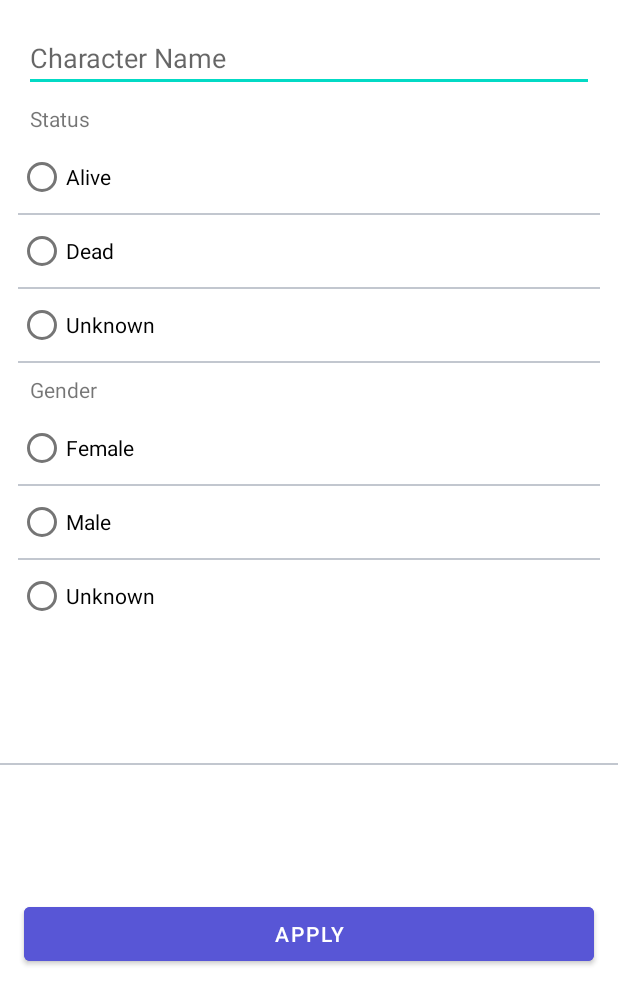
After one commit to UlanAshirov/Ricks, an Android app: the layout filter.xml on its own in the app's theme, with its tools: preview values and no code run, on a phone screen of 412 x 824 dp. The commit adds this screen. Shown: the top 1005 px of the screen. Run offline under Robolectric (Android 15) with nearby library versions, the phone set to English and light mode, and no system bars.

Commit message:
second commit

```diff
--- a/features/main/build.gradle.kts
+++ b/features/main/build.gradle.kts
@@ -31,6 +31,9 @@ android {
     kotlinOptions {
         jvmTarget = Config.jvmTarget
     }
+    buildFeatures {
+        viewBinding = true
+    }
 }
 
 dependencies {
@@ -39,6 +42,7 @@ dependencies {
     implementation(Dependencies.UI.appCompat)
     implementation(Dependencies.UI.material)
     testImplementation(Dependencies.Test.jUnit)
+    implementation(Dependencies.UI.constraint)
     androidTestImplementation(Dependencies.Test.androidJUnit)
     androidTestImplementation(Dependencies.Test.espresso)
 
--- a/features/main/src/main/java/com/example/main/characters/CharacterViewModel.kt
+++ b/features/main/src/main/java/com/example/main/characters/CharacterViewModel.kt
@@ -1,4 +1,8 @@
 package com.example.main.characters
 
-class CharacterViewModel {
+import com.example.core.base.BaseViewModel
+
+class CharacterViewModel : BaseViewModel(){
+
+
 }
--- /dev/null
+++ b/features/main/src/main/java/com/example/main/episodes/EpisodesViewModel.kt
@@ -0,0 +1,6 @@
+package com.example.main.episodes
+
+import com.example.core.base.BaseViewModel
+
+class EpisodesViewModel: BaseViewModel() {
+}
--- /dev/null
+++ b/features/main/src/main/java/com/example/main/location/LocationViewModel.kt
@@ -0,0 +1,6 @@
+package com.example.main.location
+
+import com.example.core.base.BaseViewModel
+
+class LocationViewModel: BaseViewModel() {
+}
--- /dev/null
+++ b/features/main/src/main/res/layout/filter.xml
@@ -0,0 +1,174 @@
+<?xml version="1.0" encoding="utf-8"?>
+    <androidx.constraintlayout.widget.ConstraintLayout
+        android:layout_width="match_parent"
+        android:layout_height="match_parent"
+        xmlns:android="http://schemas.android.com/apk/res/android"
+        xmlns:app="http://schemas.android.com/apk/res-auto"
+        xmlns:tools="http://schemas.android.com/tools">
+
+
+<!--        <com.google.android.material.textfield.TextInputLayout-->
+<!--            style="@style/Widget.MaterialComponents.TextInputLayout.OutlinedBox"-->
+<!--            android:layout_width="match_parent"-->
+<!--            android:layout_height="wrap_content"-->
+<!--            android:layout_margin="16dp"-->
+<!--            android:hint="Character Name"-->
+<!--            app:layout_constraintBottom_toTopOf="@id/textView"-->
+<!--            app:layout_constraintEnd_toEndOf="parent"-->
+<!--            app:layout_constraintStart_toStartOf="parent"-->
+<!--            app:layout_constraintTop_toTopOf="parent">-->
+
+<!--            <com.google.android.material.textfield.TextInputEditText-->
+<!--                android:id="@+id/characterName"-->
+<!--                android:layout_width="match_parent"-->
+<!--                android:layout_height="wrap_content" />-->
+<!--        </com.google.android.material.textfield.TextInputLayout>-->
+
+    <EditText
+        android:id="@+id/inputLayout"
+        android:layout_margin="16dp"
+        android:hint="Character Name"
+        app:layout_constraintBottom_toTopOf="@id/textView"
+        app:layout_constraintEnd_toEndOf="parent"
+        app:layout_constraintStart_toStartOf="parent"
+        app:layout_constraintTop_toTopOf="parent"
+        android:layout_width="match_parent"
+        android:layout_height="wrap_content"/>
+
+        <TextView
+            android:id="@+id/textView"
+            android:layout_width="match_parent"
+            android:layout_height="wrap_content"
+            android:paddingHorizontal="20dp"
+            android:paddingTop="8dp"
+            android:paddingBottom="5dp"
+            android:text="Status"
+            app:layout_constraintEnd_toEndOf="parent"
+            app:layout_constraintStart_toStartOf="parent"
+            app:layout_constraintTop_toBottomOf="@id/inputLayout"
+            tools:layout_editor_absoluteY="62dp" />
+
+        <RadioGroup
+            android:id="@+id/rgStatus"
+            android:layout_width="match_parent"
+            android:layout_height="wrap_content"
+            android:paddingHorizontal="12dp"
+            app:layout_constraintEnd_toEndOf="parent"
+            app:layout_constraintStart_toStartOf="parent"
+            app:layout_constraintTop_toBottomOf="@+id/textView">
+
+            <RadioButton
+                android:id="@+id/rbAlive"
+                android:layout_width="match_parent"
+                android:layout_height="wrap_content"
+                android:text="Alive" />
+
+            <View
+                android:id="@+id/divider3"
+                android:layout_width="match_parent"
+                android:layout_height="1dp"
+                android:background="@color/light_black" />
+
+            <RadioButton
+                android:id="@+id/rbDead"
+                android:layout_width="match_parent"
+                android:layout_height="wrap_content"
+                android:text="Dead" />
+
+            <View
+                android:id="@+id/divider4"
+                android:layout_width="match_parent"
+                android:layout_height="1dp"
+                android:background="@color/light_black" />
+
+            <RadioButton
+                android:id="@+id/rbUnknown"
+                android:layout_width="match_parent"
+                android:layout_height="wrap_content"
+                android:text="Unknown" />
+
+            <View
+                android:id="@+id/divider5"
+                android:layout_width="match_parent"
+                android:layout_height="1dp"
+                android:background="@color/light_black" />
+        </RadioGroup>
+
+        <TextView
+            android:id="@+id/textView2"
+            android:layout_width="match_parent"
+            android:layout_height="wrap_content"
+            android:paddingHorizontal="20dp"
+            android:paddingTop="8dp"
+            android:paddingBottom="5dp"
+            android:text="Gender"
+            app:layout_constraintEnd_toEndOf="parent"
+            app:layout_constraintStart_toStartOf="parent"
+            app:layout_constraintTop_toBottomOf="@+id/rgStatus" />
+
+        <RadioGroup
+            android:id="@+id/rgGender"
+            android:layout_width="match_parent"
+            android:layout_height="wrap_content"
+            android:paddingHorizontal="12dp"
+            app:layout_constraintEnd_toEndOf="parent"
+            app:layout_constraintStart_toStartOf="parent"
+            app:layout_constraintTop_toBottomOf="@+id/textView2">
+
+            <RadioButton
+                android:id="@+id/rbFemale"
+                android:layout_width="match_parent"
+                android:layout_height="wrap_content"
+                android:text="Female"/>
+
+            <View
+                android:id="@+id/divider6"
+                android:layout_width="match_parent"
+                android:layout_height="1dp"
+                android:background="@color/light_black" />
+
+            <RadioButton
+                android:id="@+id/rbMale"
+                android:layout_width="match_parent"
+                android:layout_height="wrap_content"
+                android:text="Male" />
+
+            <View
+                android:id="@+id/divider7"
+                android:layout_width="match_parent"
+                android:layout_height="1dp"
+                android:background="@color/light_black" />
+
+            <RadioButton
+                android:id="@+id/rbgUnknown"
+                android:layout_width="match_parent"
+                android:layout_height="wrap_content"
+                android:text="Unknown" />
+
+        </RadioGroup>
+
+
+        <Button
+            android:id="@+id/btnApply"
+            android:layout_width="match_parent"
+            android:layout_height="wrap_content"
+            android:layout_marginHorizontal="16dp"
+            android:backgroundTint="@color/indigo"
+            android:text="Apply"
+            android:textColor="@color/white"
+            app:layout_constraintBottom_toBottomOf="parent"
+            app:layout_constraintEnd_toEndOf="parent"
+            app:layout_constraintStart_toStartOf="parent"
+            app:layout_constraintTop_toBottomOf="@+id/rgGender" />
+
+        <View
+            android:id="@+id/divider9"
+            android:layout_width="match_parent"
+            android:layout_height="1dp"
+            android:layout_marginBottom="2dp"
+            android:background="@color/light_black"
+            app:layout_constraintBottom_toTopOf="@+id/btnApply"
+            app:layout_constraintTop_toBottomOf="@+id/rgGender"
+            tools:layout_editor_absoluteX="14dp" />
+
+</androidx.constraintlayout.widget.ConstraintLayout>
--- /dev/null
+++ b/features/main/src/main/res/values/colors.xml
@@ -0,0 +1,16 @@
+<?xml version="1.0" encoding="utf-8"?>
+<resources>
+    <color name="purple_200">#FFBB86FC</color>
+    <color name="purple_500">#FF6200EE</color>
+    <color name="purple_700">#FF3700B3</color>
+    <color name="teal_200">#FF03DAC5</color>
+    <color name="teal_700">#FF018786</color>
+    <color name="black">#FF000000</color>
+    <color name="white">#FFFFFFFF</color>
+    <color name="green">#61F605</color>
+    <color name="red">#F60505</color>
+    <color name="gray">#8A8484</color>
+
+    <color name="light_black">#6B6E798C</color>
+    <color name="indigo">#FF5856D6</color>
+</resources>
```
Also changed, not shown: features/main/src/main/java/com/example/main/characters/CharactersFragment.kt (+11 -1 lines), features/main/src/main/java/com/example/main/episodes/EpisodesFragment.kt (added, +14 -0 lines), features/main/src/main/java/com/example/main/filter/FilterFragment.kt (added, +19 -0 lines), features/main/src/main/java/com/example/main/location/LocationFragment.kt (added, +15 -0 lines), features/main/src/main/res/drawable/ic_arrow_forward.xml (added, +11 -0 lines), features/main/src/main/res/drawable/ic_launcher_background.xml (added, +170 -0 lines), features/main/src/main/res/drawable/ripple_effect.xml (added, +7 -0 lines), features/main/src/main/res/layout/fragment_characters.xml (added, +15 -0 lines), features/main/src/main/res/layout/fragment_episodes.xml (added, +15 -0 lines), features/main/src/main/res/layout/fragment_location.xml (added, +18 -0 lines), features/main/src/main/res/layout/item_characters.xml (added, +76 -0 lines), features/main/src/main/res/layout/item_episodes.xml (added, +52 -0 lines), features/main/src/main/res/layout/item_location.xml (added, +39 -0 lines), 5 other files.
